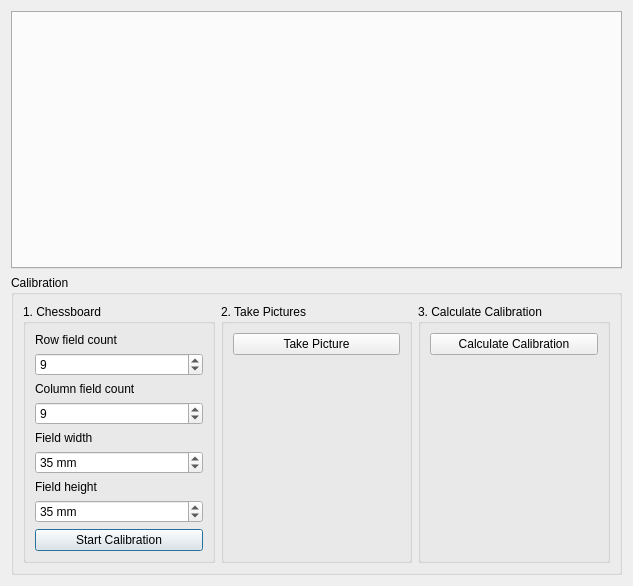
Above: calibrationdialog.ui from KITrokopter/GUI-Application before the change. Below: the same form after it.
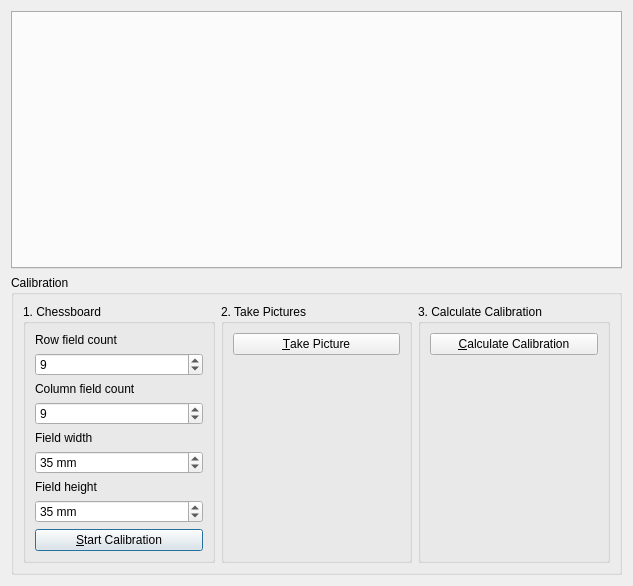
That is the form after the change.

Commit message: Add shortcuts to the calibration dialog

```diff
--- a/calibrationdialog.ui
+++ b/calibrationdialog.ui
@@ -122,7 +122,7 @@
          <item>
           <widget class="QPushButton" name="startCalibrationButton">
            <property name="text">
-            <string>Start Calibration</string>
+            <string>&amp;Start Calibration</string>
            </property>
           </widget>
          </item>
@@ -138,7 +138,7 @@
          <item>
           <widget class="QPushButton" name="takePictureButton">
            <property name="text">
-            <string>Take Picture</string>
+            <string>&amp;Take Picture</string>
            </property>
           </widget>
          </item>
@@ -161,7 +161,7 @@
          <item>
           <widget class="QPushButton" name="calculateCalibrationButton">
            <property name="text">
-            <string>Calculate Calibration</string>
+            <string>&amp;Calculate Calibration</string>
            </property>
           </widget>
          </item>
```
